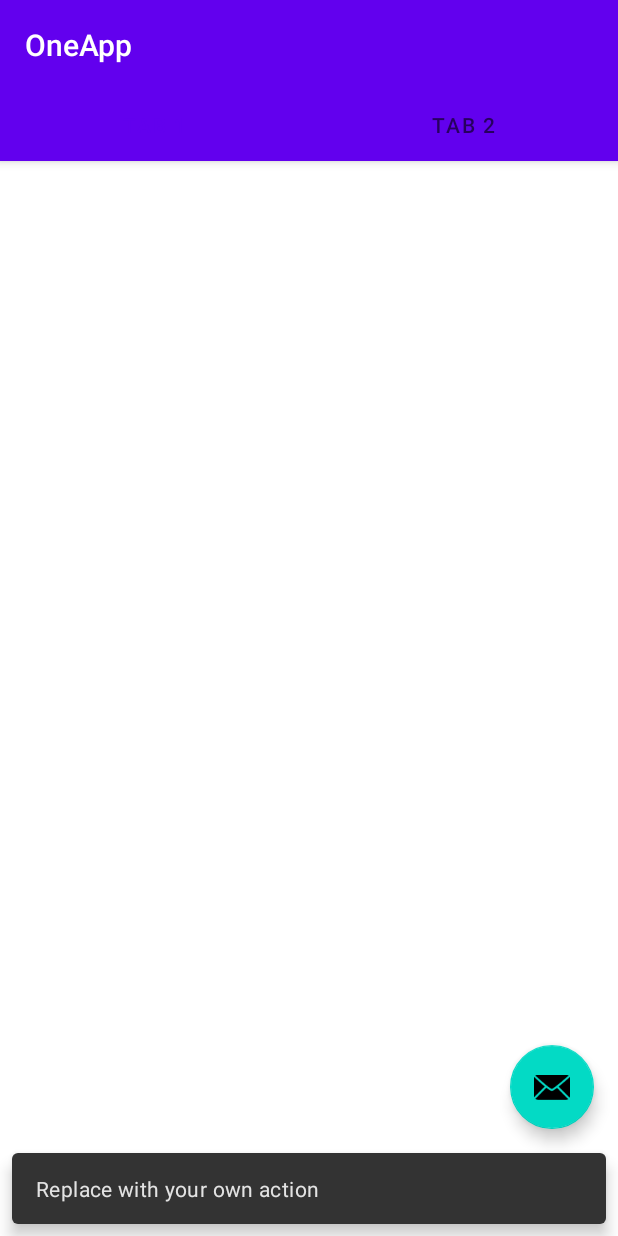
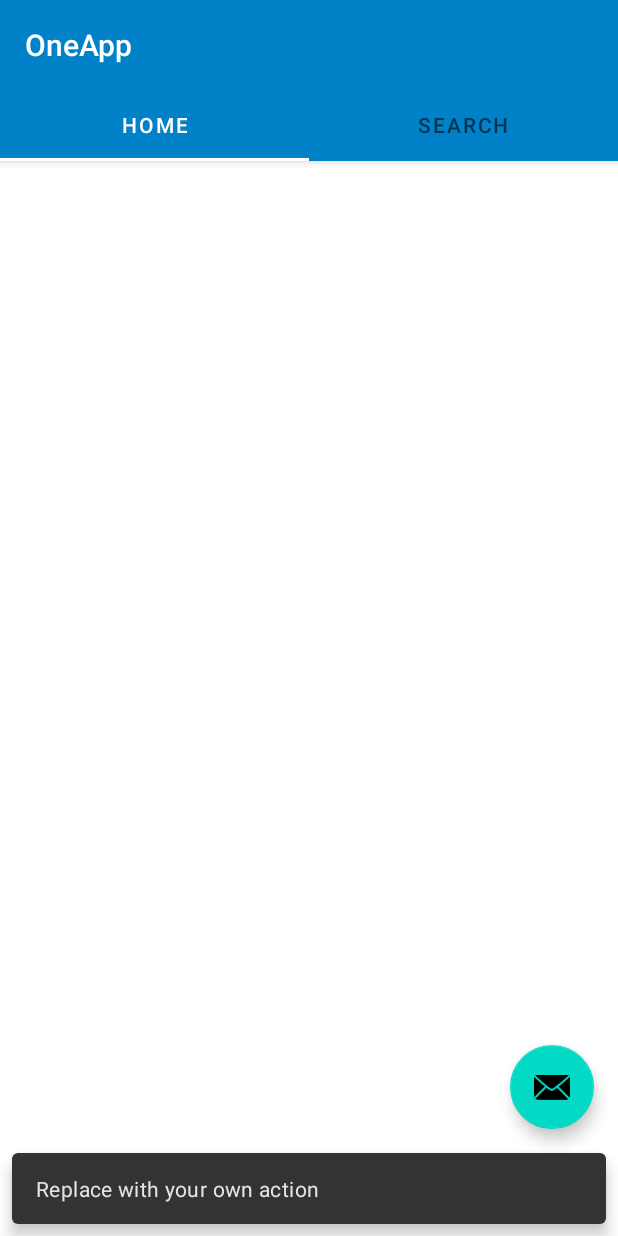
Before and after one commit to sikshakosh/OneApp, an Android app: the screen it shows after launch (MainActivity), after a tap on an icon or button, on a phone screen of 412 x 824 dp. Run offline under Robolectric (Android 15) with nearby library versions, the phone set to English and light mode, and no system bars; 1 statement that could not run was skipped.

Commit message:
tab modified

```diff
--- a/app/src/main/res/layout/activity_main.xml
+++ b/app/src/main/res/layout/activity_main.xml
@@ -25,7 +25,10 @@
             android:id="@+id/tabs"
             android:layout_width="match_parent"
             android:layout_height="wrap_content"
-            android:background="?attr/colorPrimary" />
+            android:background="?attr/colorPrimary"
+            app:tabMode="fixed"
+            app:tabIndicatorColor="@android:color/white"
+            app:tabSelectedTextColor="@color/white"/>
     </com.google.android.material.appbar.AppBarLayout>
 
     <androidx.viewpager.widget.ViewPager
--- a/app/src/main/res/values-night/themes.xml
+++ b/app/src/main/res/values-night/themes.xml
@@ -2,8 +2,8 @@
     <!-- Base application theme. -->
     <style name="Theme.OneApp" parent="Theme.MaterialComponents.DayNight.DarkActionBar">
         <!-- Primary brand color. -->
-        <item name="colorPrimary">@color/purple_200</item>
-        <item name="colorPrimaryVariant">@color/purple_700</item>
+        <item name="colorPrimary">@color/colorPrimary_200</item>
+        <item name="colorPrimaryVariant">@color/colorPrimary_700</item>
         <item name="colorOnPrimary">@color/black</item>
         <!-- Secondary brand color. -->
         <item name="colorSecondary">@color/teal_200</item>
--- a/app/src/main/res/values/colors.xml
+++ b/app/src/main/res/values/colors.xml
@@ -1,8 +1,9 @@
 <?xml version="1.0" encoding="utf-8"?>
 <resources>
-    <color name="purple_200">#FFBB86FC</color>
-    <color name="purple_500">#FF6200EE</color>
-    <color name="purple_700">#FF3700B3</color>
+    <color name="colorPrimary">#0182c8</color>
+    <color name="colorPrimary_200">#014265</color>
+    <color name="colorPrimary_500">#01a5fe</color>
+    <color name="colorPrimary_700">#67c9fe</color>
     <color name="teal_200">#FF03DAC5</color>
     <color name="teal_700">#FF018786</color>
     <color name="black">#FF000000</color>
--- a/app/src/main/res/values/strings.xml
+++ b/app/src/main/res/values/strings.xml
@@ -1,5 +1,5 @@
 <resources>
     <string name="app_name">OneApp</string>
-    <string name="tab_text_1">Tab 1</string>
-    <string name="tab_text_2">Tab 2</string>
+    <string name="tab_text_1">Home</string>
+    <string name="tab_text_2">Search</string>
 </resources>
--- a/app/src/main/res/values/themes.xml
+++ b/app/src/main/res/values/themes.xml
@@ -2,8 +2,8 @@
     <!-- Base application theme. -->
     <style name="Theme.OneApp" parent="Theme.MaterialComponents.DayNight.DarkActionBar">
         <!-- Primary brand color. -->
-        <item name="colorPrimary">@color/purple_500</item>
-        <item name="colorPrimaryVariant">@color/purple_700</item>
+        <item name="colorPrimary">@color/colorPrimary</item>
+        <item name="colorPrimaryVariant">@color/colorPrimary_700</item>
         <item name="colorOnPrimary">@color/white</item>
         <!-- Secondary brand color. -->
         <item name="colorSecondary">@color/teal_200</item>
```
